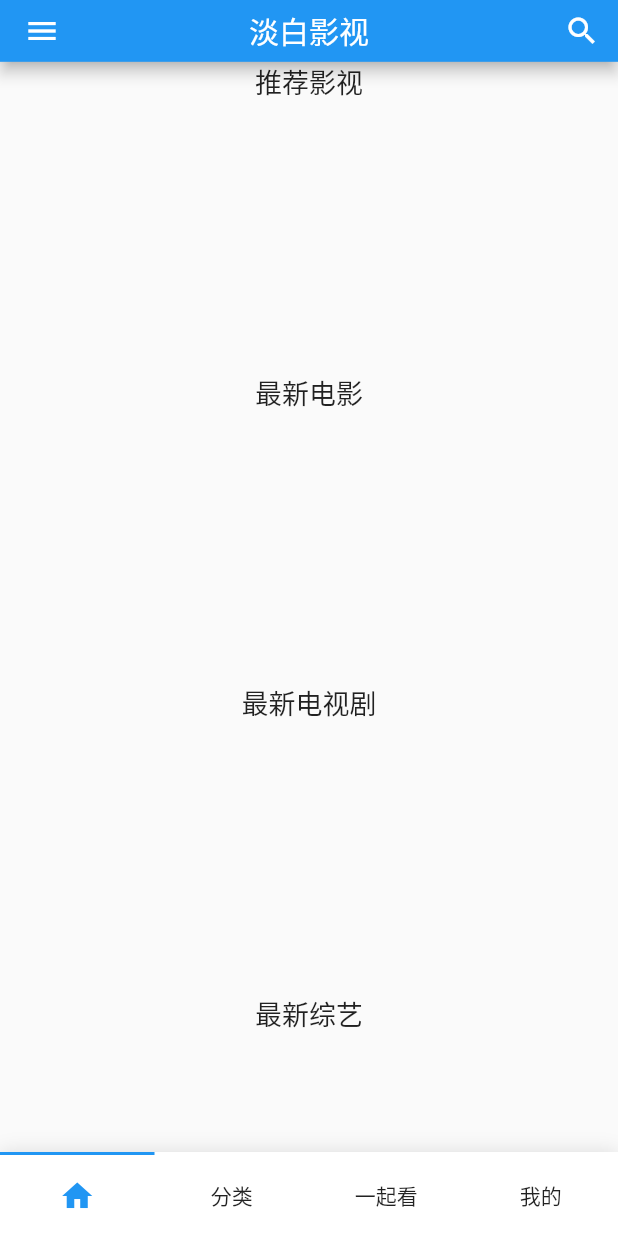
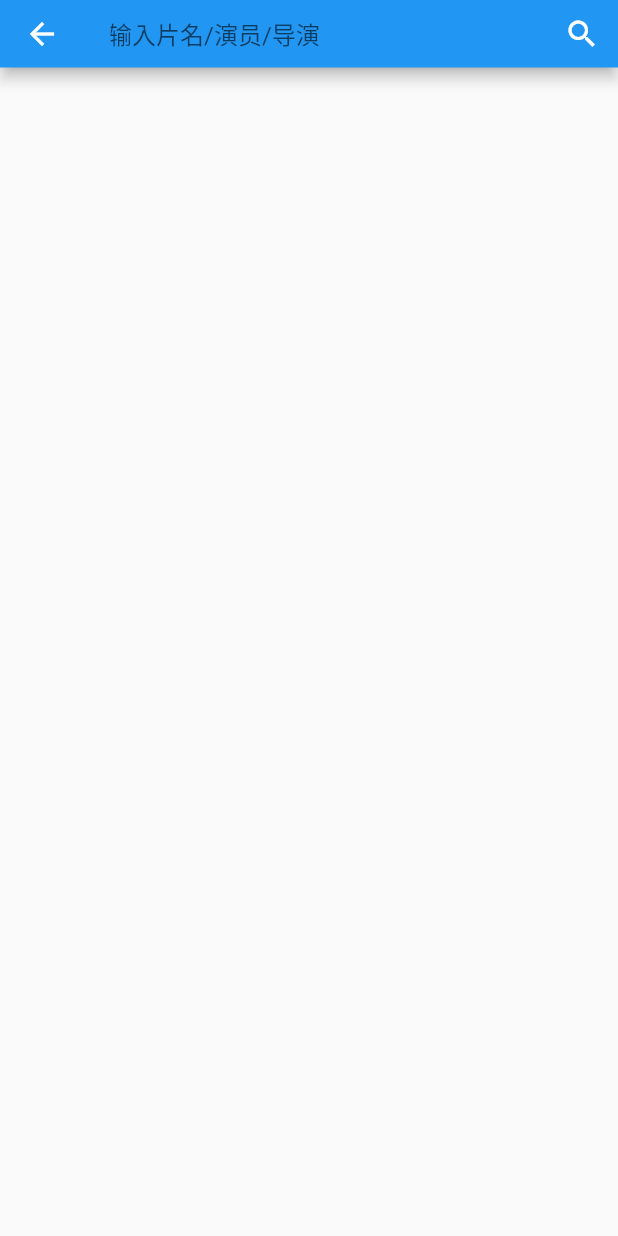
Before and after one commit to danbai225/dbys_flutter, a Flutter app: the screen it shows after launch, after a tap on the "search" icon, on a phone screen of 412 x 824 dp. Run offline on Flutter 3.47's test engine with Material 2 defaults, Android fonts, the phone set to English and light mode, and no system bars; drawn by our look-alikes of titled_navigation_bar; our stand-ins replace cached_network_image, shared_preferences; network calls fail.

Commit message:
搜索,分类

```diff
--- /dev/null
+++ b/lib/Page/ClassificationPage.dart
@@ -0,0 +1,207 @@
+import 'dart:convert';
+
+import 'package:cached_network_image/cached_network_image.dart';
+import 'package:flutter/cupertino.dart';
+import 'package:flutter/material.dart';
+import 'package:http/http.dart' as http;
+class ClassificationPage extends StatefulWidget {
+  ClassificationPage({Key key}) : super(key: key);
+
+  @override
+  _ClassificationPageState createState() => _ClassificationPageState();
+}
+
+class _ClassificationPageState extends State<ClassificationPage> {
+  List type1List = ['电影', '电视剧', '动漫', '综艺'];
+  List type2List = ['全部','动作', '喜剧', '爱情', '科幻','恐怖','剧情','战争'];
+  List regionList = ['全部','国产', '美国', '印度', '澳大利亚','日本','法国','香港','韩国','加拿大','英国','西班牙','泰国','台湾',
+    '俄罗斯','新加坡','意大利','爱尔兰','墨西哥','马来西亚','葡萄牙','荷兰','巴西','其他'];
+  List yearList =['全部'];
+  List sortList = ['更新', '评分'];
+  String type1Index='电影';
+  String type2Index='全部';
+  String regionIndex='全部';
+  String yearIndex='全部';
+  String sortIndex='更新';
+  var dataList=[];
+  @override
+  void initState() {
+    super.initState();
+    var date = new DateTime.now();
+    List.generate(40, (i)=>{
+      yearList.add((date.year-i).toString())
+    });
+    swTag();
+  }
+
+  swTag() async{
+    var response = await http.get("http://sg-na-cn2.sakurafrp.com:57914/api/v1/ys/type?type1="+type1Index+"&type2="+type2Index+"&region="+regionIndex+"&year="+yearIndex+"&sort="+sortIndex+"&page="+1.toString());
+    var json = await jsonDecode(response.body);
+    setState(() {
+      dataList=json['data'];
+    });
+  }
+
+  @override
+  Widget build(BuildContext context) {
+    return Scaffold(
+        appBar: PreferredSize(
+          child: AppBar(
+            title: Text("分类"),
+            centerTitle: true,
+          ),
+          preferredSize:
+              Size.fromHeight(MediaQuery.of(context).size.height * 0.05),
+        ),
+        body: SingleChildScrollView(
+          child: Column(
+            children: <Widget>[
+              Container(
+                height: 30,
+                child: ListView(
+                  scrollDirection: Axis.horizontal,
+                  children: <Widget>[
+                    TagButtons(
+                      list: type1List,
+                      callback: (index) => {
+                        type1Index = index,swTag()
+                      },
+                    )
+                  ],
+                ),
+              ),Container(
+                height: 30,
+                child: ListView(
+                  scrollDirection: Axis.horizontal,
+                  children: <Widget>[
+                    TagButtons(
+                      list: type2List,
+                      callback: (index) => {type2Index = index,swTag()},
+                    )
+                  ],
+                ),
+              ),Container(
+                height: 30,
+                child: ListView(
+                  scrollDirection: Axis.horizontal,
+                  children: <Widget>[
+                    TagButtons(
+                      list: regionList,
+                      callback: (index) => {regionIndex = index,swTag()},
+                    )
+                  ],
+                ),
+              ),Container(
+                height: 30,
+                child: ListView(
+                  scrollDirection: Axis.horizontal,
+                  children: <Widget>[
+                    TagButtons(
+                      list: yearList,
+                      callback: (index) => {yearIndex = index,swTag()},
+                    )
+                  ],
+                ),
+              ),Container(
+                height: 30,
+                child: ListView(
+                  scrollDirection: Axis.horizontal,
+                  children: <Widget>[
+                    TagButtons(
+                      list: sortList,
+                      callback: (index) => {sortIndex = index,swTag()},
+                    )
+                  ],
+                ),
+              ),
+              Column(
+                    children: dataList
+                        .map((ys) => Container(
+                        height: 100,
+                        margin: EdgeInsets.all(2.0),
+                        child:Row(
+                          children: <Widget>[
+                            CachedNetworkImage(imageUrl: ys['tp'],  placeholder: (context, url) => Image.asset("assets/img/zw.png"),
+                              errorWidget: (context, url, error) => Image.asset("assets/img/zw.png"),),
+                            Column(children: <Widget>[
+                              Container(
+                                width: (MediaQuery.of(context).size.width-100),
+                                child: Text(ys['pm'],overflow:TextOverflow.ellipsis,style: TextStyle(
+                                  fontWeight: FontWeight.w100,fontSize: 16,
+                                ),textAlign: TextAlign.left),
+                              )
+                              ,
+                              Container(
+                                width: (MediaQuery.of(context).size.width-100),
+                                child: Text('导演:'+ys['dy'],overflow:TextOverflow.ellipsis,style: TextStyle(
+                                    fontSize: 13,color: Colors.grey
+                                ),textAlign: TextAlign.left),
+                              ),
+                              Container(
+                                width: (MediaQuery.of(context).size.width-100),
+                                child: Text('主演:'+ys['zy'],overflow:TextOverflow.ellipsis,style: TextStyle(
+                                fontSize: 13,color: Colors.grey
+                                ),textAlign: TextAlign.left),
+                              ),Container(
+                                width: (MediaQuery.of(context).size.width-100) ,
+                                child: Text('介绍:'+ys['js'],overflow:TextOverflow.ellipsis,style: TextStyle(
+                                    fontSize: 10,color: Colors.grey
+                                ),textAlign: TextAlign.left,maxLines: 2)
+                              )
+                            ],)
+
+                          ],
+                        )
+                    )).toList()
+                ) ,
+
+            ],
+          ),
+        ));
+  }
+}
+
+class TagButtons extends StatefulWidget {
+  TagButtons({Key key, this.list, this.callback}) : super(key: key);
+  var callback;
+  List list;
+  @override
+  _TagButtonsState createState() => _TagButtonsState();
+}
+
+class _TagButtonsState extends State<TagButtons> {
+  var _isSelected=[true];
+  String getIndexString() {
+    for (int i = 0; i < _isSelected.length; i++) {
+      if (_isSelected[i]) {
+        return widget.list[i];
+      }
+    }
+    return widget.list[0];
+  }
+
+  @override
+  void initState() {
+    super.initState();
+    List.generate(widget.list.length-1, (i)=>{
+      _isSelected.add(false)
+    });
+    }
+
+  @override
+  Widget build(BuildContext context) {
+    return ToggleButtons(
+      children: widget.list.map((item) {
+        return Text(item);
+      }).toList(),
+      borderWidth: 1,
+      borderRadius: BorderRadius.circular(10),
+      isSelected: _isSelected,
+      onPressed: (value) => setState(() {
+        _isSelected = _isSelected.map((e) => false).toList();
+        _isSelected[value] = true;
+        widget.callback(getIndexString());
+      }),
+    );
+  }
+}
--- a/lib/Page/HomePage.dart
+++ b/lib/Page/HomePage.dart
@@ -59,7 +59,7 @@ class _HomePageState extends State<HomePage> {
                   icon: const Icon(Icons.search),
                   // 如果有抽屉的话的就打开
                   onPressed: () {
-                    print("跳转搜索");
+                    Navigator.of(context).pushNamed("/SearchPage"); //执行跳转代码
                   },
                   // 显示描述信息
                   tooltip: "打开搜索",
--- a/lib/Page/MainPage.dart
+++ b/lib/Page/MainPage.dart
@@ -4,6 +4,8 @@ import 'package:dbys/Page/TestPage.dart';
 import 'package:flutter/foundation.dart';
 import 'package:flutter/material.dart';
 import 'package:titled_navigation_bar/titled_navigation_bar.dart';
+
+import 'ClassificationPage.dart';
 
 
 class MainPage extends StatefulWidget {
@@ -18,7 +20,7 @@ class _MainPageState extends State<MainPage> {
   @override
   void initState() {
     super.initState();
-    _controllerList = [new HomePage(),new TestPage()];
+    _controllerList = [new HomePage(),new ClassificationPage(),new TestPage()];
   }
   @override
   Widget build(BuildContext context) {
--- /dev/null
+++ b/lib/Page/SearchPage.dart
@@ -0,0 +1,125 @@
+import 'dart:convert';
+
+import 'package:dbys/module/YsImg.dart';
+import 'package:flutter/material.dart';
+import 'package:http/http.dart' as http;
+
+class SearchPage extends StatefulWidget {
+  @override
+  State<StatefulWidget> createState() => new _SearchPageState();
+}
+
+class _SearchPageState extends State<SearchPage> {
+  TextEditingController textController = TextEditingController();
+  ScrollController scrollController =ScrollController();
+  List ySList = [];
+  String tip="";
+  double barHeight=45;
+  double barOpacity=1.0;
+  @override
+  void initState() {
+    super.initState();
+    scrollController.addListener((){
+      setState(() {
+        if(scrollController.offset>200&&scrollController.offset<=250){
+            barOpacity=((250-scrollController.offset)/50);
+            if(barOpacity<0.1){
+              barHeight=0;
+            }else{
+              barHeight=45;
+            }
+        }
+      });
+    });
+
+    textController.addListener((){
+      setState(() {
+        barOpacity=1;
+      });
+    });
+  }
+  sou() async{
+
+        var response = await http.get("https://dbys.vip/api/v1/ys/search/"+textController.text);
+        var data = await jsonDecode(response.body);
+        ySList=data['data'];
+        tip='找到关于"'+textController.text+'"的影视一共'+ySList.length.toString()+'部';
+        setState(() {});
+
+  }
+  Widget build(BuildContext context) {
+    return Scaffold(
+      appBar: PreferredSize(
+        child:Opacity(
+            opacity:barOpacity,
+          child: AppBar(
+              actions: <Widget>[
+                IconButton(
+                  icon: const Icon(Icons.search),
+                  // 如果有抽屉的话的就打开
+                  onPressed: () {
+                    sou();
+                  },
+                  // 显示描述信息
+                  tooltip: "搜索",
+                )
+              ],
+              centerTitle: true,
+              title: TextField(
+                controller: textController,
+                textInputAction:TextInputAction.search,
+                onSubmitted:(s)=>{
+                  sou()
+                },
+                autofocus:true,
+                decoration: new InputDecoration(
+                  contentPadding: EdgeInsets.only(top: 0.0),
+                  hintText: '输入片名/演员/导演', border: InputBorder.none,
+                  suffix: textController.text==""?null:IconButton(
+                    icon: Icon(Icons.cancel),
+                    onPressed: () {
+                      textController.clear();
+                    },
+                  ),
+                ),
+              ),
+              // leading: ,
+              // 现在标题前面的Widget，一般为一个图标按钮，也可以是任意Widget
+              leading: Builder(
+                builder: (BuildContext context) {
+                  return IconButton(
+                    icon: const Icon(Icons.arrow_back),
+                    onPressed: () {
+                      Navigator.of(context).pop(); //返回
+                    },
+                    tooltip: "返回",
+                  );
+                },
+              )),
+        )
+        ,preferredSize:
+      Size.fromHeight(barHeight)
+      ),
+      body: SingleChildScrollView(
+        controller: scrollController,
+        child: Column(
+          children: <Widget>[
+            Text(tip),
+            Center(
+              child: Wrap(
+                  children: ySList
+                      .map((ys) => Container(
+                      margin: EdgeInsets.all(2.0),
+                      child:YsImg(
+                        url: ys['tp'],
+                        pm: ys['pm'],
+                        id: ys['id'],
+                        zt: ys['zt'],
+                      ))).toList()),
+            )
+          ],
+        ),
+        ),
+    );
+  }
+}
--- a/lib/Page/TestPage.dart
+++ b/lib/Page/TestPage.dart
@@ -1,3 +1,4 @@
+import 'package:dbys/module/YsImg.dart';
 import 'package:flutter/material.dart';
 
 class TestPage extends StatefulWidget {
@@ -16,8 +17,82 @@ class _HomePageState extends State<TestPage> {
   Widget build(BuildContext context) {
     return Scaffold(
         body: Center(
-          child: Text("TEST"),
+          child: CustomAnimatedContainer(),
         )
     );
   }
 }
+
+class CustomAnimatedContainer extends StatefulWidget {
+  @override
+  _CustomAnimatedContainerState createState() =>
+      _CustomAnimatedContainerState();
+}
+
+class _CustomAnimatedContainerState extends State<CustomAnimatedContainer> {
+  final Decoration startDecoration = BoxDecoration(
+      color: Colors.blue,
+      image: DecorationImage(
+          image: AssetImage('assets/images/wy_200x300.jpg'), fit: BoxFit.cover),
+      borderRadius: BorderRadius.all(Radius.circular(20)));
+  final Decoration endDecoration = BoxDecoration(
+      image: DecorationImage(
+          image: AssetImage('assets/images/wy_200x300.jpg'), fit: BoxFit.cover),
+      color: Colors.orange,
+      borderRadius: BorderRadius.all(Radius.circular(50)));
+
+  final Alignment startAlignment = Alignment(0, 0);
+  final Alignment endAlignment = Alignment.topLeft + Alignment(0.2, 0.2);
+
+  final startHeight = 100.0;
+  final endHeight = 50.0;
+
+  Decoration _decoration;
+  double _height;
+  Alignment _alignment;
+
+  @override
+  void initState() {
+    _decoration = startDecoration;
+    _height = startHeight;
+    _alignment=startAlignment;
+    super.initState();
+  }
+
+  @override
+  Widget build(BuildContext context) {
+    return Column(
+      children: <Widget>[
+        _buildSwitch(),
+        AnimatedContainer(
+          duration: Duration(seconds: 1),
+          curve: Curves.fastOutSlowIn,
+          alignment: _alignment,
+          color: Colors.grey.withAlpha(22),
+          width: 200,
+          height: 120,
+          child: UnconstrainedBox(
+            child: AnimatedContainer(
+              duration: Duration(seconds: 1),
+              curve: Curves.fastOutSlowIn,
+              decoration: _decoration,
+              onEnd: () => print('End'),
+              height: _height,
+              width: _height,
+            ),
+          ),
+        ),
+      ],
+    );
+  }
+
+  Widget _buildSwitch() => Switch(
+      value: _height == endHeight,
+      onChanged: (v) {
+        setState(() {
+          _height = v ? endHeight : startHeight;
+          _decoration = v ? endDecoration : startDecoration;
+          _alignment = v ? endAlignment : startAlignment;
+        });
+      });
+}
--- a/lib/main.dart
+++ b/lib/main.dart
@@ -1,8 +1,10 @@
 
+import 'package:dbys/Page/SearchPage.dart';
 import 'package:flutter/cupertino.dart';
 import 'package:flutter/material.dart';
 import 'package:shared_preferences/shared_preferences.dart';
 import 'package:http/http.dart' as http;
+import 'Page/ClassificationPage.dart';
 import 'Page/MainPage.dart';
 
 void main() => runApp(MyApp());
@@ -19,6 +21,7 @@ class MyApp extends StatelessWidget {
       home: BootAnimation(),
       routes: <String, WidgetBuilder>{
         '/MainPage': (BuildContext context) => new MainPage(),
+        '/SearchPage':(BuildContext context) => new SearchPage(),
       },
     );
   }
--- a/pubspec.yaml
+++ b/pubspec.yaml
@@ -41,8 +41,8 @@ flutter:
   uses-material-design: true
 
   # To add assets to your application, add an assets section, like this:
-  # assets:
-  #  - images/a_dot_burr.jpeg
+  assets:
+    - assets/img/zw.png
   #  - images/a_dot_ham.jpeg
 
   # An image asset can refer to one or more resolution-specific "variants", see
```
Also changed, not shown: lib/module/YsImg.dart (+18 -14 lines), assets/img/zw.png (added).
